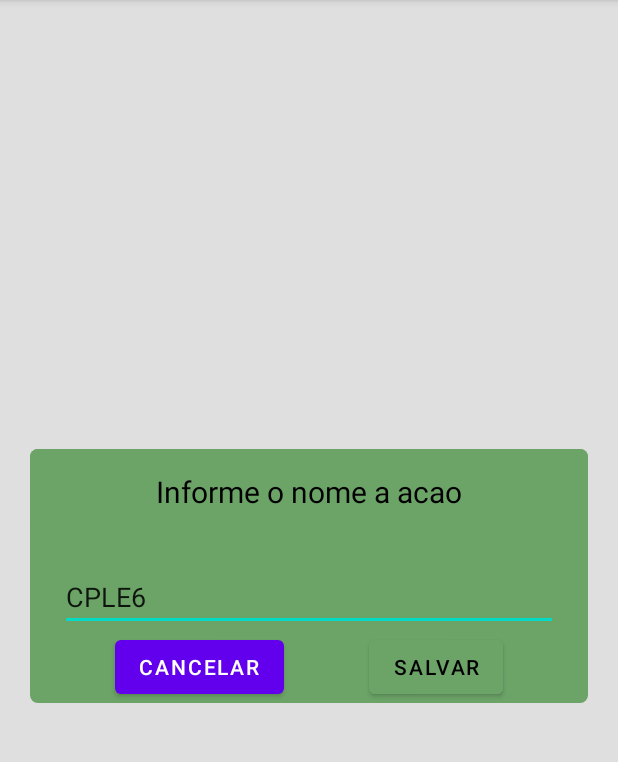
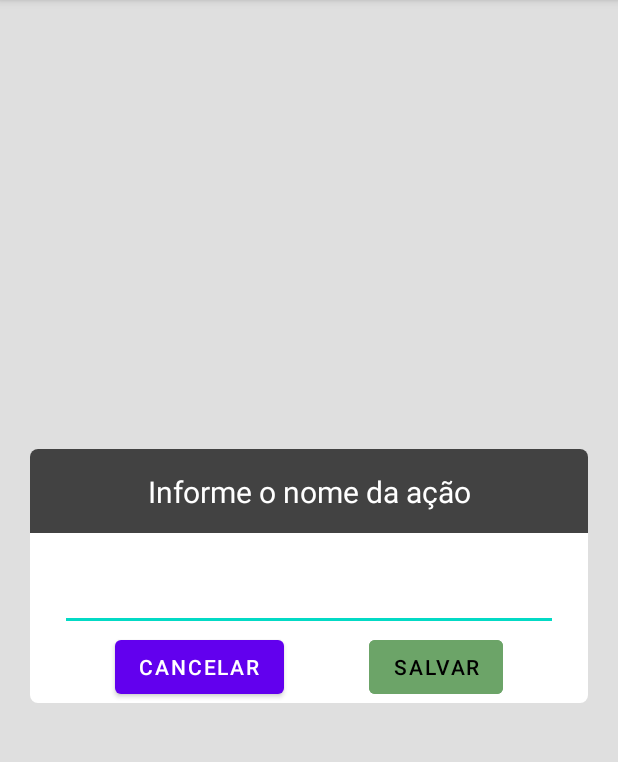
Before and after one commit to JuanHermann/Investments-Equality-Java, an Android app: the fragment DialogAssetFragment shown on its own in the app's theme, on a phone screen of 412 x 824 dp, the part 84-846 px from its top. Run offline under Robolectric (Android 15) with nearby library versions, the phone set to English and light mode, and no system bars; our stand-ins replace Room's generated code.

Commit message:
remove comments and rename class

```diff
--- a/app/src/main/java/com/juanstudy/investmentsequalityjava/DialogAssetFragment.java
+++ b/app/src/main/java/com/juanstudy/investmentsequalityjava/DialogAssetFragment.java
@@ -1,6 +1,8 @@
 package com.juanstudy.investmentsequalityjava;
 
 import android.os.Bundle;
+import android.text.Editable;
+import android.text.TextWatcher;
 import android.view.LayoutInflater;
 import android.view.View;
 import android.view.ViewGroup;
@@ -41,6 +43,7 @@ public class DialogAssetFragment extends Fragment {
     private void setOnClick() {
         binding.buttonCancel.setOnClickListener(view -> dismiss());
         binding.constraintParent.setOnClickListener(view -> dismiss());
+        binding.etAssetTag.addTextChangedListener(getTextWatcher());
         binding.buttonSave.setOnClickListener(view -> {
             viewModel.insert(new Asset(binding.etAssetTag.getText().toString()));
             dismiss();
@@ -51,5 +54,28 @@ public class DialogAssetFragment extends Fragment {
         requireActivity().getSupportFragmentManager().beginTransaction().remove(this).commit();
     }
 
+    private TextWatcher getTextWatcher() {
+        return new TextWatcher() {
+            @Override
+            public void beforeTextChanged(CharSequence charSequence, int i, int i1, int i2) {
+
+            }
+
+            @Override
+            public void onTextChanged(CharSequence charSequence, int i, int i1, int i2) {
+                if (charSequence.length() < 1 || charSequence.length() > 6) {
+                    binding.buttonSave.setEnabled(false);
+                } else {
+                    binding.buttonSave.setEnabled(true);
+                }
+            }
+
+            @Override
+            public void afterTextChanged(Editable editable) {
+
+            }
+        };
+    }
+
 
 }
--- a/app/src/main/java/com/juanstudy/investmentsequalityjava/ViewModels/MainViewModel.java
+++ b/app/src/main/java/com/juanstudy/investmentsequalityjava/ViewModels/MainViewModel.java
@@ -1,6 +1,4 @@
 package com.juanstudy.investmentsequalityjava.ViewModels;
-
-import android.util.Log;
 
 import androidx.lifecycle.LiveData;
 import androidx.lifecycle.MutableLiveData;
@@ -31,8 +29,7 @@ public class MainViewModel extends ViewModel {
         for (Asset asset : assets.getValue()) {
             papers += asset.getTag() + "|";
         }
-        Log.i("JUAN", "Papers = " + papers);
-        model.getPapers(papers, callback);
+        model.getPapersDataList(papers, callback);
     }
 
     public void loadData() {
--- a/app/src/main/java/com/juanstudy/investmentsequalityjava/repository/IPaperRepository.java
+++ b/app/src/main/java/com/juanstudy/investmentsequalityjava/repository/IPaperService.java
@@ -6,9 +6,9 @@ import retrofit2.Call;
 import retrofit2.http.GET;
 import retrofit2.http.Query;
 
-public interface IPaperRepository {
+public interface IPaperService {
 
     @GET("FormConsultaCotacoes.asp")
-    Call<CompPapers> listRepos(@Query("strListaCodigos") String papers);
+    Call<CompPapers> papersDataList(@Query("strListaCodigos") String papers);
 
 }
--- a/app/src/main/java/com/juanstudy/investmentsequalityjava/repository/PaperRepository.java
+++ b/app/src/main/java/com/juanstudy/investmentsequalityjava/repository/PaperService.java
@@ -5,10 +5,10 @@ import com.juanstudy.investmentsequalityjava.retrofit.RetrofitConfig;
 
 import retrofit2.Callback;
 
-public class PaperRepository {
+public class PaperService {
 
-    public void listRepos(String papers, Callback<CompPapers> call) {
-        RetrofitConfig.getInstancePaper().listRepos(papers).enqueue(call);
+    public void papersDataList(String papers, Callback<CompPapers> call) {
+        RetrofitConfig.getInstancePaper().papersDataList(papers).enqueue(call);
     }
 
 
--- /dev/null
+++ b/app/src/main/res/drawable/background_toolbar.xml
@@ -0,0 +1,8 @@
+<?xml version="1.0" encoding="utf-8"?>
+<shape xmlns:android="http://schemas.android.com/apk/res/android">
+    <corners
+        android:topLeftRadius="5sp"
+        android:topRightRadius="5sp" />
+    <solid android:color="@color/cardview_dark_background" />
+
+</shape>
--- a/app/src/main/res/drawable/background_with_radius.xml
+++ b/app/src/main/res/drawable/background_with_radius.xml
@@ -1,6 +1,6 @@
 <?xml version="1.0" encoding="utf-8"?>
 <shape xmlns:android="http://schemas.android.com/apk/res/android">
     <corners android:radius="5sp" />
-    <solid android:color="@color/green" />
+    <solid android:color="@color/white" />
 
 </shape>
--- a/app/src/main/res/layout/fragment_dialog_asset.xml
+++ b/app/src/main/res/layout/fragment_dialog_asset.xml
@@ -21,17 +21,17 @@
             android:id="@+id/toolbar"
             android:layout_width="match_parent"
             android:layout_height="wrap_content"
-            android:background="@drawable/background_with_radius"
+            android:background="@drawable/background_toolbar"
             android:textAlignment="center"
-
             app:layout_constraintStart_toStartOf="parent"
-            app:layout_constraintTop_toTopOf="parent" />
+            app:layout_constraintTop_toTopOf="parent"
+            app:titleTextColor="@color/white" />
 
         <TextView
             android:layout_width="wrap_content"
             android:layout_height="wrap_content"
-            android:text="Informe o nome a acao"
-            android:textColor="@color/black"
+            android:text="@string/informe_stock_name"
+            android:textColor="@color/white"
             android:textSize="20sp"
             app:layout_constraintBottom_toBottomOf="@id/toolbar"
             app:layout_constraintEnd_toEndOf="@id/toolbar"
@@ -41,13 +41,13 @@
         <androidx.appcompat.widget.AppCompatEditText
 
             android:id="@+id/et_asset_tag"
+            android:layout_width="match_parent"
 
-            android:layout_width="match_parent"
             android:layout_height="wrap_content"
             android:layout_margin="20dp"
             android:autofillHints="name"
             android:inputType="text"
-            android:text="CPLE6"
+            android:textAlignment="center"
             app:layout_constraintStart_toStartOf="parent"
             app:layout_constraintTop_toBottomOf="@id/toolbar" />
 
@@ -56,7 +56,7 @@
             android:id="@+id/button_cancel"
             android:layout_width="wrap_content"
             android:layout_height="wrap_content"
-            android:text="Cancelar"
+            android:text="@string/cancel"
             app:layout_constraintBottom_toBottomOf="parent"
             app:layout_constraintEnd_toStartOf="@id/button_save"
             app:layout_constraintStart_toStartOf="parent"
@@ -67,7 +67,9 @@
             android:layout_width="wrap_content"
             android:layout_height="wrap_content"
             android:backgroundTint="@color/green"
-            android:text="Salvar"
+            android:clickable="false"
+            android:enabled="false"
+            android:text="@string/save"
             android:textColor="@color/black"
             app:layout_constraintBottom_toBottomOf="parent"
             app:layout_constraintEnd_toEndOf="parent"
--- a/app/src/main/res/menu/menu_main.xml
+++ b/app/src/main/res/menu/menu_main.xml
@@ -6,16 +6,12 @@
     <item
         android:id="@+id/action_delete_all"
         android:orderInCategory="100"
-        android:title="deletar todos"
+        android:title="@string/action_delete_all"
         app:showAsAction="never" />
     <item
         android:id="@+id/action_settings"
         android:orderInCategory="100"
         android:title="@string/action_settings"
         app:showAsAction="never" />
-    <item
-        android:id="@+id/menu_refresh"
-        android:title="menu_refresh"
-        app:showAsAction="never" />
 
 </menu>
--- a/app/src/main/res/values/strings.xml
+++ b/app/src/main/res/values/strings.xml
@@ -1,6 +1,6 @@
 <resources>
     <string name="app_name">Investments Equality Java</string>
-    <string name="action_settings">Settings</string>
+    <string name="action_settings">Configurações</string>
     <!-- Strings used for fragments for navigation -->
     <string name="first_fragment_label">First Fragment</string>
     <string name="second_fragment_label">Second Fragment</string>
@@ -21,4 +21,11 @@
     <string name="menu_slideshow">Slideshow</string>
 
     <string name="last_update">Ultima atualização ás %s</string>
+    <string name="action_delete_all">Deletar todos</string>
+    <string name="add_stock_exchange">Adicionar ação</string>
+    <string name="first_wallet">Primeira carteira</string>
+    <string name="api_error">Erro na API: %s</string>
+    <string name="cancel">Cancelar</string>
+    <string name="save">Salvar</string>
+    <string name="informe_stock_name">Informe o nome da ação</string>
 </resources>
```
Also changed, not shown: app/src/main/java/com/juanstudy/investmentsequalityjava/MainActivity.java (+9 -19 lines), app/src/main/java/com/juanstudy/investmentsequalityjava/ViewModels/MainModel.java (+6 -14 lines), app/src/main/java/com/juanstudy/investmentsequalityjava/adapter/AssetsAdapter.java (+5 -5 lines), app/src/main/java/com/juanstudy/investmentsequalityjava/retrofit/RetrofitConfig.java (+9 -21 lines), app/src/main/res/layout/activity_main.xml (+3 -4 lines).
